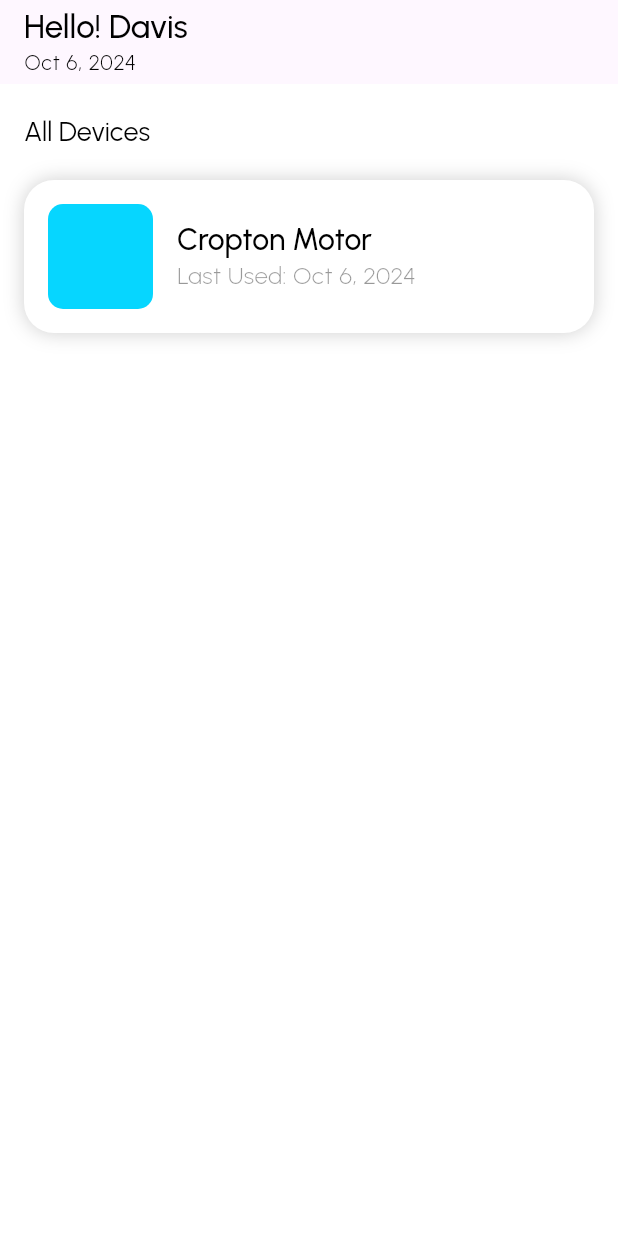
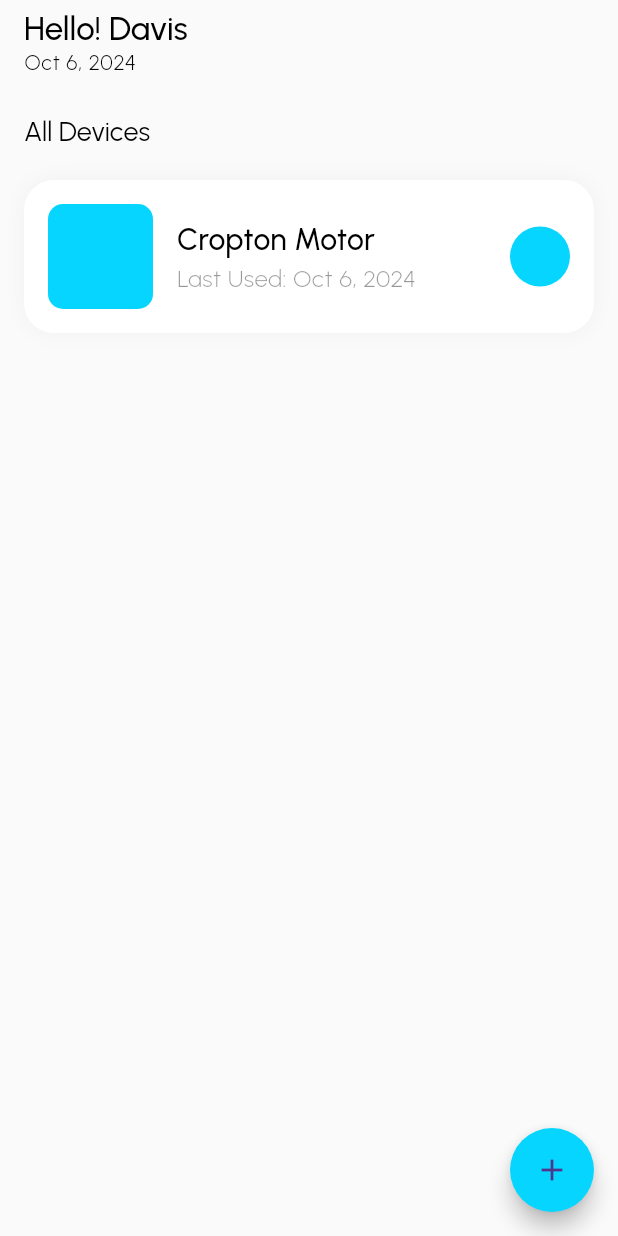
Before and after one commit to n1h41/oflow-flutter-app, a Flutter app: the screen it shows after launch, on a phone screen of 412 x 824 dp. Run offline on Flutter 3.47's test engine with Material 3 defaults, Android fonts, the phone set to English and light mode, and no system bars; our stand-ins replace get_it, go_router.

Commit message:
Implemented HomeView and almost finished implementation for DeviceView

```diff
--- a/lib/core/constants/colors.dart
+++ b/lib/core/constants/colors.dart
@@ -1,7 +1,7 @@
 import 'package:flutter/material.dart';
 
-class AppColors {
-  AppColors._();
+class KAppColors {
+  KAppColors._();
 
   // INFO: App Basic Colors
   // static const Color primary = Color();
@@ -12,4 +12,17 @@ class AppColors {
   static const Color textPrimary = Colors.black;
   static const Color textSecondary = Colors.black;
   static const Color textWhite = Colors.white;
+
+  // Background Colors
+  static const Color backgroundPrimary = Color(0XFFFAFAFA);
+
+  // Backgorund Container Colors
+  static const Color containerBackground = Colors.white;
+  static const Color containerBackgroundDark  = Colors.black;
+
+  // Shadow Colors
+  static Color shadowColor = Colors.black.withOpacity(0.6);
+
+  // Border Colors
+  static Color borderPrimary = Colors.black.withOpacity(0.1);
 }
--- a/lib/core/router/router.dart
+++ b/lib/core/router/router.dart
@@ -1,4 +1,5 @@
 import 'package:go_router/go_router.dart';
+import 'package:oflow/features/device/presentation/views/device_view.dart';
 import 'package:oflow/features/home/presentation/views/home_view.dart';
 
 class AppRouter {
@@ -7,6 +8,12 @@ class AppRouter {
       GoRoute(
         path: '/',
         builder: (context, state) => const HomeView(),
+        routes: [
+          GoRoute(
+            path: '/device',
+            builder: (context, state) => const DeviceView(),
+          ),
+        ],
       ),
     ],
   );
--- a/lib/core/theme/app_theme.dart
+++ b/lib/core/theme/app_theme.dart
@@ -1,14 +1,18 @@
 import 'package:flutter/material.dart';
+import 'package:oflow/core/constants/colors.dart';
+import 'package:oflow/core/theme/custom_themes/app_bar_theme.dart';
 import 'package:oflow/core/theme/custom_themes/text_theme.dart';
 
 class AppTheme {
   AppTheme._();
 
   static ThemeData lightTheme = ThemeData(
-      useMaterial3: true,
-      fontFamily: 'Urbanist',
-      brightness: Brightness.light,
-      primaryColor: Colors.white,
-      scaffoldBackgroundColor: Colors.white,
-      textTheme: AppTextTheme.lightTextTheme);
+    useMaterial3: true,
+    fontFamily: 'Urbanist',
+    brightness: Brightness.light,
+    primaryColor: Colors.white,
+    scaffoldBackgroundColor: KAppColors.backgroundPrimary,
+    appBarTheme: KAppBarTheme.appBarTheme,
+    textTheme: KTextTheme.lightTextTheme,
+  );
 }
--- /dev/null
+++ b/lib/core/theme/custom_themes/app_bar_theme.dart
@@ -0,0 +1,10 @@
+import 'package:flutter/material.dart';
+import 'package:oflow/core/constants/colors.dart';
+
+class KAppBarTheme {
+  KAppBarTheme._();
+
+  static const AppBarTheme appBarTheme = AppBarTheme(
+    backgroundColor: KAppColors.backgroundPrimary,
+  );
+}
--- a/lib/core/theme/custom_themes/text_theme.dart
+++ b/lib/core/theme/custom_themes/text_theme.dart
@@ -1,33 +1,69 @@
 import 'package:flutter/material.dart';
 
-class AppTextTheme {
-  AppTextTheme._();
+import '../../constants/colors.dart';
+
+class KTextTheme {
+  KTextTheme._();
 
   static TextTheme lightTextTheme = TextTheme(
     headlineLarge: const TextStyle().copyWith(
-      fontSize: 22,
-      color: Colors.black,
-      fontWeight: FontWeight.w500,
+      fontSize: 36,
+      color: KAppColors.textPrimary,
+      fontWeight: FontWeight.w900,
     ),
     headlineMedium: const TextStyle().copyWith(
-      fontSize: 20,
-      color: Colors.black,
-      fontWeight: FontWeight.w500,
+      fontSize: 26,
+      color: KAppColors.textPrimary,
+      fontWeight: FontWeight.w700,
     ),
     headlineSmall: const TextStyle().copyWith(
       fontSize: 18,
-      color: Colors.black,
+      color: KAppColors.textPrimary,
       fontWeight: FontWeight.w500,
     ),
-    bodyLarge: const TextStyle().copyWith(),
+    titleLarge: const TextStyle().copyWith(
+      fontSize: 22,
+      color: KAppColors.textPrimary,
+      fontWeight: FontWeight.w500,
+    ),
+    titleMedium: const TextStyle().copyWith(
+      fontSize: 20,
+      color: KAppColors.textPrimary,
+      fontWeight: FontWeight.w500,
+    ),
+    titleSmall: const TextStyle().copyWith(
+      fontSize: 18,
+      color: KAppColors.textPrimary,
+      fontWeight: FontWeight.w500,
+    ),
+    bodyLarge: const TextStyle().copyWith(
+      fontSize: 18,
+      color: KAppColors.textPrimary,
+      fontWeight: FontWeight.w300,
+    ),
     bodyMedium: const TextStyle().copyWith(
       fontSize: 16,
-      color: Colors.black,
+      color: KAppColors.textPrimary,
+      fontWeight: FontWeight.w300,
+    ),
+    bodySmall: const TextStyle().copyWith(
+      fontSize: 14,
+      color: KAppColors.textPrimary,
+      fontWeight: FontWeight.w300,
+    ),
+    labelLarge: const TextStyle().copyWith(
+      fontSize: 18,
+      color: KAppColors.textPrimary,
       fontWeight: FontWeight.w300,
     ),
     labelMedium: const TextStyle().copyWith(
       fontSize: 14,
-      color: Colors.black,
+      color: KAppColors.textPrimary,
+      fontWeight: FontWeight.w300,
+    ),
+    labelSmall: const TextStyle().copyWith(
+      fontSize: 12,
+      color: KAppColors.textPrimary,
       fontWeight: FontWeight.w300,
     ),
   );
--- a/lib/features/app/presentation/views/app.dart
+++ b/lib/features/app/presentation/views/app.dart
@@ -9,6 +9,7 @@ class MyApp extends StatelessWidget {
   @override
   Widget build(BuildContext context) {
     return MaterialApp.router(
+      debugShowCheckedModeBanner: false,
       routerConfig: getIt<AppRouter>().router,
       title: 'Oflow application',
       themeMode: ThemeMode.light,
--- a/lib/features/home/presentation/views/home_view.dart
+++ b/lib/features/home/presentation/views/home_view.dart
@@ -1,4 +1,5 @@
 import 'package:flutter/material.dart';
+import 'package:go_router/go_router.dart';
 import 'package:intl/intl.dart';
 import 'package:oflow/core/constants/colors.dart';
 
@@ -12,9 +13,14 @@ class HomeView extends StatelessWidget {
         title: Column(
           crossAxisAlignment: CrossAxisAlignment.start,
           children: [
-            Text(
-              "Hello! Davis",
-              style: Theme.of(context).textTheme.headlineLarge,
+            RichText(
+              text: TextSpan(
+                style: Theme.of(context).textTheme.titleLarge,
+                children: const [
+                  TextSpan(text: "Hello! "),
+                  TextSpan(text: "Davis"),
+                ],
+              ),
             ),
             Text(
               DateFormat.yMMMd().format(DateTime.now()),
@@ -46,18 +52,22 @@ class HomeView extends StatelessWidget {
               child: ListView(
                 shrinkWrap: true,
                 children: [
-                  Container(
+                  InkWell(
+                    onTap: () {
+                      context.go("/device");
+                    },
+                    child: Container(
                       padding: const EdgeInsets.all(16),
                       decoration: BoxDecoration(
                         color: Colors.white,
                         borderRadius: BorderRadius.circular(20),
                         boxShadow: [
                           BoxShadow(
-                          color: Colors.grey.withOpacity(0.5),
+                            color: Colors.grey.withOpacity(0.1),
                             spreadRadius: 0,
                             blurRadius: 11,
-                          offset:
-                              const Offset(0, 0), // changes position of shadow
+                            offset: const Offset(
+                                0, 0), // changes position of shadow
                           ),
                         ],
                       ),
@@ -67,7 +77,7 @@ class HomeView extends StatelessWidget {
                             width: 70,
                             height: 70,
                             decoration: BoxDecoration(
-                            color: AppColors.accent,
+                              color: KAppColors.accent,
                               borderRadius: BorderRadius.circular(10),
                             ),
                           ),
@@ -79,7 +89,8 @@ class HomeView extends StatelessWidget {
                             children: [
                               Text(
                                 'Cropton Motor',
-                              style: Theme.of(context).textTheme.headlineMedium,
+                                style:
+                                    Theme.of(context).textTheme.titleMedium,
                               ),
                               RichText(
                                 text: TextSpan(
@@ -87,11 +98,11 @@ class HomeView extends StatelessWidget {
                                       .textTheme
                                       .bodyMedium!
                                       .copyWith(
-                                      color: AppColors.textPrimary
+                                        color: KAppColors.textPrimary
                                             .withOpacity(0.4),
                                       ),
                                   children: [
-                                  TextSpan(
+                                    const TextSpan(
                                       text: "Last Used: ",
                                     ),
                                     TextSpan(
@@ -103,7 +114,13 @@ class HomeView extends StatelessWidget {
                               ),
                             ],
                           ),
+                          const Spacer(),
+                          const CircleAvatar(
+                            radius: 20,
+                            backgroundColor: KAppColors.accent,
+                          ),
                         ],
+                      ),
                     ),
                   ),
                 ],
@@ -112,6 +129,12 @@ class HomeView extends StatelessWidget {
           ],
         ),
       ),
+      floatingActionButton: FloatingActionButton(
+        backgroundColor: KAppColors.accent,
+        shape: const CircleBorder(),
+        onPressed: () {},
+        child: const Icon(Icons.add),
+      ),
     );
   }
 }
```
Also changed, not shown: lib/features/device/presentation/views/device_view.dart (added, +190 -0 lines), lib/features/device/presentation/widgets/device_tile.dart (added, +48 -0 lines), lib/features/device/data/datasource/datasource.dart (added), lib/features/device/data/repository/repository_impl.dart (added), lib/features/device/domain/repository/respository.dart (added), lib/features/device/domain/usecase/params/params.dart (added), lib/features/device/domain/usecase/usecase.dart (added). Lines whose indentation alone changed are shown as unchanged.
